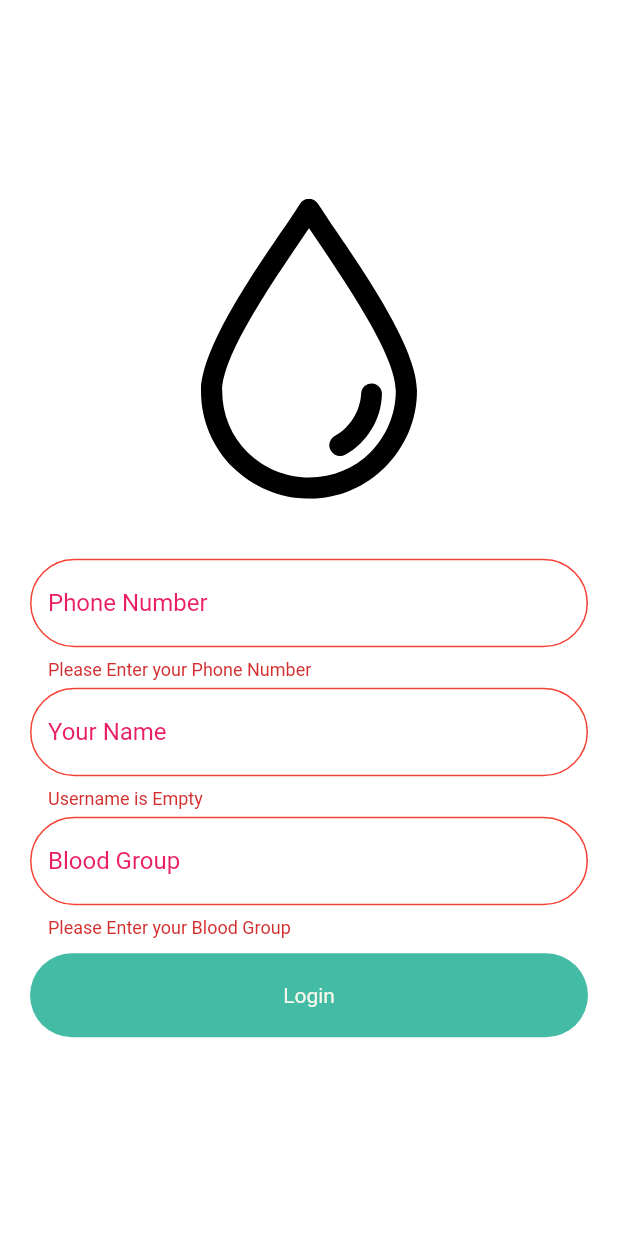
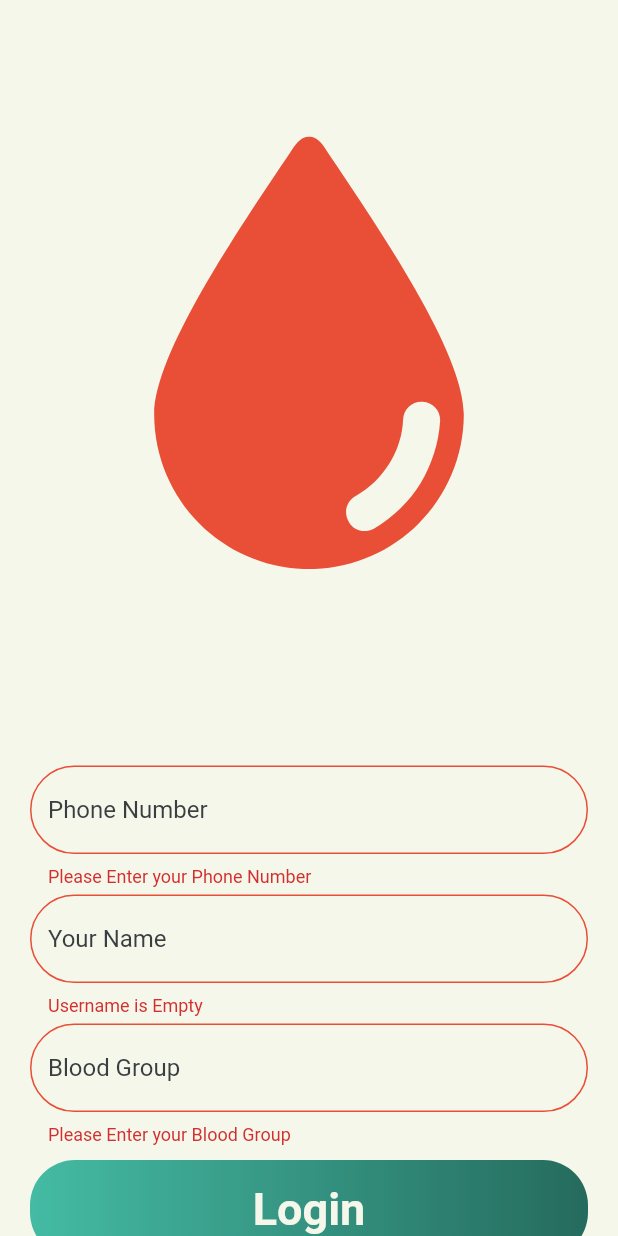
Before and after one commit to arteevraina/KnowYourDonor, a Flutter app: the screen it shows after launch, after a tap on "Login", on a phone screen of 412 x 824 dp. Run offline on Flutter 3.47's test engine with Material 2 defaults, Android fonts, the phone set to English and light mode, and no system bars; our stand-ins replace flutter_svg, google_fonts.

Commit message:
fix: styling of login page

```diff
--- a/lib/components/button.dart
+++ b/lib/components/button.dart
@@ -3,15 +3,20 @@ import 'package:knowyourdonor/constants/text_styles.dart';
 import 'package:knowyourdonor/constants/colors.dart';
 
 // Multipurpose Button for login and other tasks.
+// ignore: non_constant_identifier_names
 Widget Button(
     {@required BuildContext context,
     @required String buttonText,
     Color textColor,
     Color backgroundColor}) {
   return Container(
-    padding: EdgeInsets.symmetric(vertical: 20),
+    padding: EdgeInsets.symmetric(vertical: 15),
     width: MediaQuery.of(context).size.width,
     decoration: BoxDecoration(
+      gradient: LinearGradient(
+          colors: [buttonColor, buttonShadowColor],
+          begin: Alignment.centerLeft,
+          end: Alignment.centerRight),
       color: buttonColor,
       borderRadius: BorderRadius.circular(30),
     ),
--- a/lib/components/textbox.dart
+++ b/lib/components/textbox.dart
@@ -26,7 +26,7 @@ Widget TextBox(
         ),
       ),
       errorBorder: OutlineInputBorder(
-        borderSide: BorderSide(color: Colors.red),
+        borderSide: BorderSide(color: errorTextColor),
         borderRadius: BorderRadius.all(
           Radius.circular(30),
         ),
@@ -41,7 +41,7 @@ Widget TextBox(
       ),
       focusedBorder: OutlineInputBorder(
         borderSide: BorderSide(
-          color: Colors.pink,
+          color: normalTextColor,
           width: 2,
         ),
         borderRadius: BorderRadius.all(
--- a/lib/constants/colors.dart
+++ b/lib/constants/colors.dart
@@ -6,3 +6,4 @@ const Color errorTextColor = Color(0xFFE94F37);
 const Color buttonColor = Color(0xFF44BBA4);
 const Color buttonTextColor = Color(0xFFF6F7EB);
 const Color textFieldBorderColor = Color(0xFF3F88C5);
+const Color buttonShadowColor = Color(0xFF256b5d);
--- a/lib/constants/text_styles.dart
+++ b/lib/constants/text_styles.dart
@@ -5,15 +5,13 @@ import 'package:knowyourdonor/constants/colors.dart';
 TextStyle mediumTextStyle() {
   return GoogleFonts.josefinSlab(
     textStyle: TextStyle(
-      color: Colors.pink,
+      color: normalTextColor,
     ),
   );
 }
 
 TextStyle buttonTextStyle() {
   return GoogleFonts.josefinSlab(
-    textStyle: TextStyle(
-      color: buttonTextColor,
-    ),
-  );
+      textStyle: TextStyle(
+          color: buttonTextColor, fontSize: 30, fontWeight: FontWeight.bold));
 }
--- a/lib/views/login_page.dart
+++ b/lib/views/login_page.dart
@@ -3,6 +3,8 @@ import 'package:flutter_svg/flutter_svg.dart';
 import 'package:knowyourdonor/components/textbox.dart';
 import 'package:knowyourdonor/components/button.dart';
 import 'package:knowyourdonor/constants/validators.dart';
+
+import '../constants/colors.dart';
 
 // Stateful Widget that handles Login Tasks
 class LoginPage extends StatefulWidget {
@@ -29,21 +31,27 @@ class _LoginPageState extends State<LoginPage> {
         padding: EdgeInsets.symmetric(
           horizontal: 20,
         ),
-        color: Colors.white,
+        color: backgroundColor,
         child: Column(
           mainAxisAlignment: MainAxisAlignment.center,
           children: [
-            Container(
-              width: 200,
-              height: 200,
+            Expanded(
+              flex: 3,
+              child: Container(
+                width: MediaQuery.of(context).size.width * 0.7,
+                height: MediaQuery.of(context).size.height * 0.7,
                 child: SvgPicture.asset(
                   'assets/drop.svg',
+                  color: errorTextColor,
+                ),
               ),
             ),
             SizedBox(
               height: 40,
             ),
-            Form(
+            Expanded(
+              flex: 2,
+              child: Form(
                 key: _formKey,
                 child: Column(
                   mainAxisAlignment: MainAxisAlignment.center,
@@ -88,6 +96,7 @@ class _LoginPageState extends State<LoginPage> {
                   ],
                 ),
               ),
+            ),
           ],
         ),
       ),
```
Also changed, not shown: assets/drop.svg, pubspec.lock, 1 other file. Lines whose indentation alone changed are shown as unchanged.
